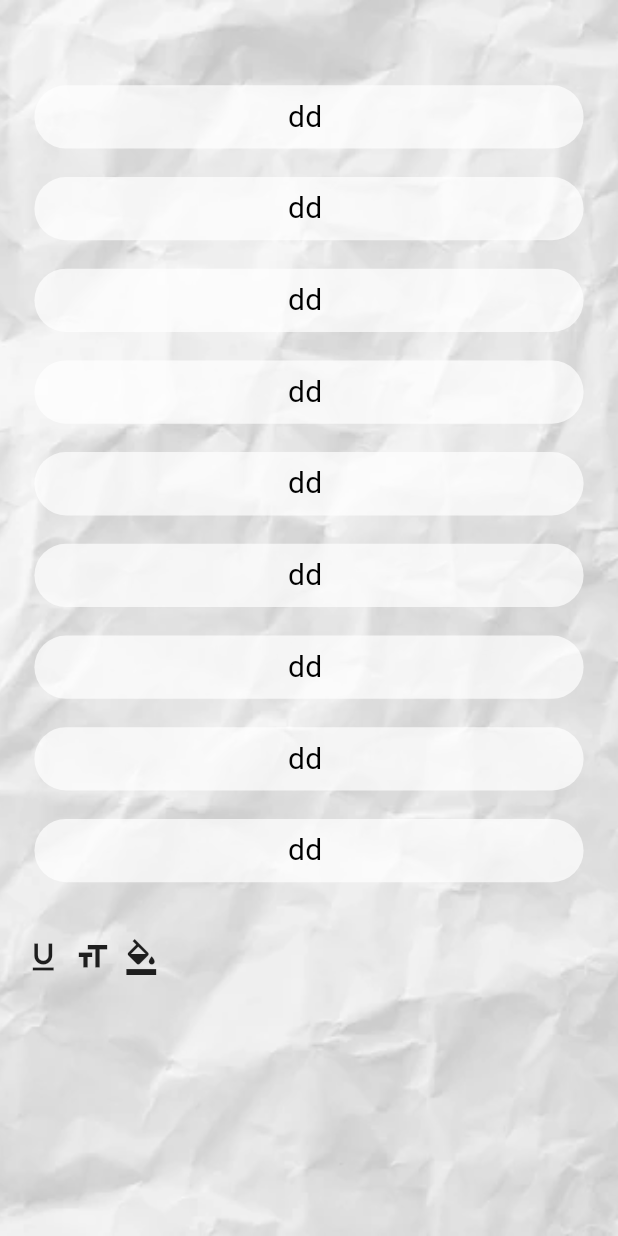
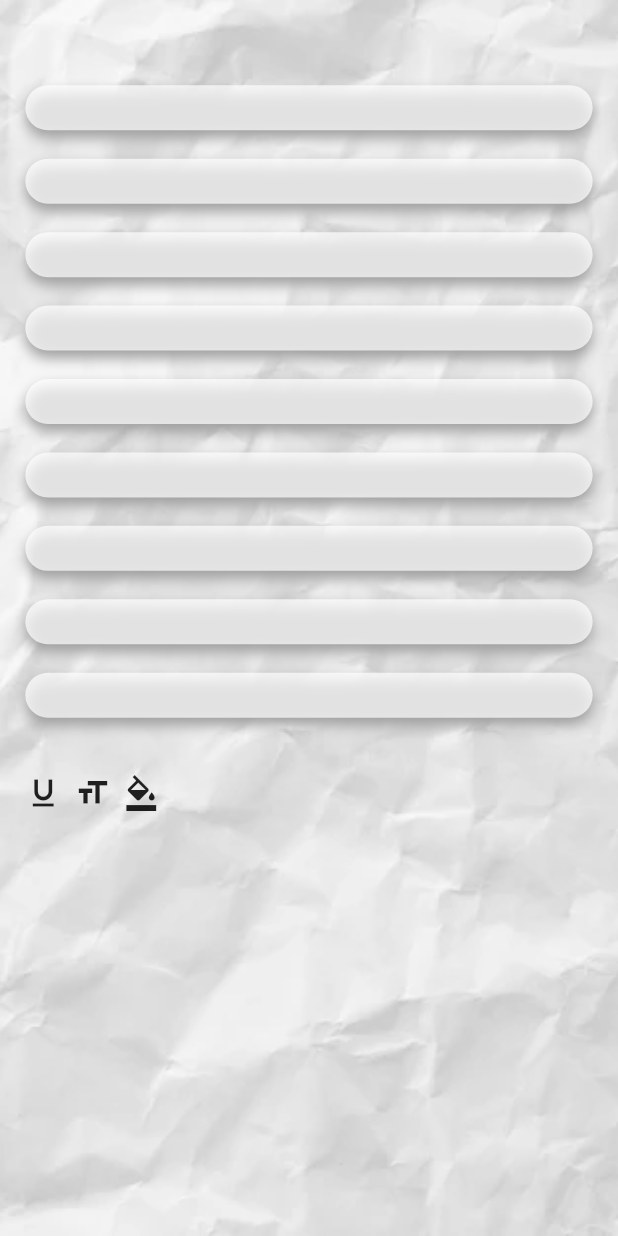
Before and after one commit to NoGravyBeef/SWE, a Flutter app: the Fixed_Schedules screen opened directly, on a phone screen of 412 x 824 dp. Run offline on Flutter 3.47's test engine with Material 3 defaults, Android fonts, the phone set to English and light mode, and no system bars; our stand-ins replace dotted_line, table_calendar; missing offline and left inert: flutter_sound.

Commit message:
고정일정textfield

```diff
--- a/lib/widgets/fixedschedule_row.dart
+++ b/lib/widgets/fixedschedule_row.dart
@@ -1,15 +1,20 @@
 import 'package:flutter/material.dart';
 
-class FixedSchedule_row extends StatelessWidget {
-  final String text;
+class FixedSchedule_row extends StatefulWidget {
   final Color bgColor;
   final Color textColor;
 
   const FixedSchedule_row(
       {super.key,
-      this.text = 'dd ',
       this.bgColor = Colors.white70,
       this.textColor = Colors.black});
+
+  @override
+  State<FixedSchedule_row> createState() => _FixedSchedule_rowState();
+}
+
+class _FixedSchedule_rowState extends State<FixedSchedule_row> {
+  String fixedScheduleValue = '';
 
   @override
   Widget build(BuildContext context) {
@@ -20,30 +25,39 @@ class FixedSchedule_row extends StatelessWidget {
         SizedBox(
           height: screenSize.height * 0.023,
         ),
-        Row(
-          mainAxisAlignment: MainAxisAlignment.center,
-          children: [
-            Container(
-              decoration: BoxDecoration(
-                color: bgColor,
-                borderRadius: BorderRadius.circular(45),
-              ),
-              child: Padding(
-                padding: EdgeInsets.symmetric(
-                  vertical: screenSize.height * 0.008,
-                  horizontal: screenSize.width * 0.41,
+        Container(
+            height: 30,
+            decoration: BoxDecoration(
+              color: widget.bgColor,
+              borderRadius: BorderRadius.circular(45),
+              boxShadow: const [
+                BoxShadow(
+                  color: Colors.grey,
+                  spreadRadius: 0,
+                  blurRadius: 7,
+                  offset: Offset(0, 5),
                 ),
-                child: Text(
-                  text,
-                  style: TextStyle(
-                    color: textColor,
-                    fontSize: 20,
-                  ),
+              ],
+            ),
+            child: TextFormField(
+                maxLength: 20,
+                onChanged: (value) {
+                  setState(() {
+                    fixedScheduleValue = value;
+                  });
+                },
+                decoration: const InputDecoration(
+                  /*contentPadding: EdgeInsets.symmetric(
+              horizontal: screenSize.width * 0.04,
+            ),*/
+                  border: InputBorder.none,
+                  counterText: "",
                 ),
-              ),
-            ),
-          ],
-        ),
+                style: TextStyle(
+                  color: widget.textColor,
+                  fontSize: 15,
+                ),
+                textAlign: TextAlign.center)),
       ],
     );
   }
```
